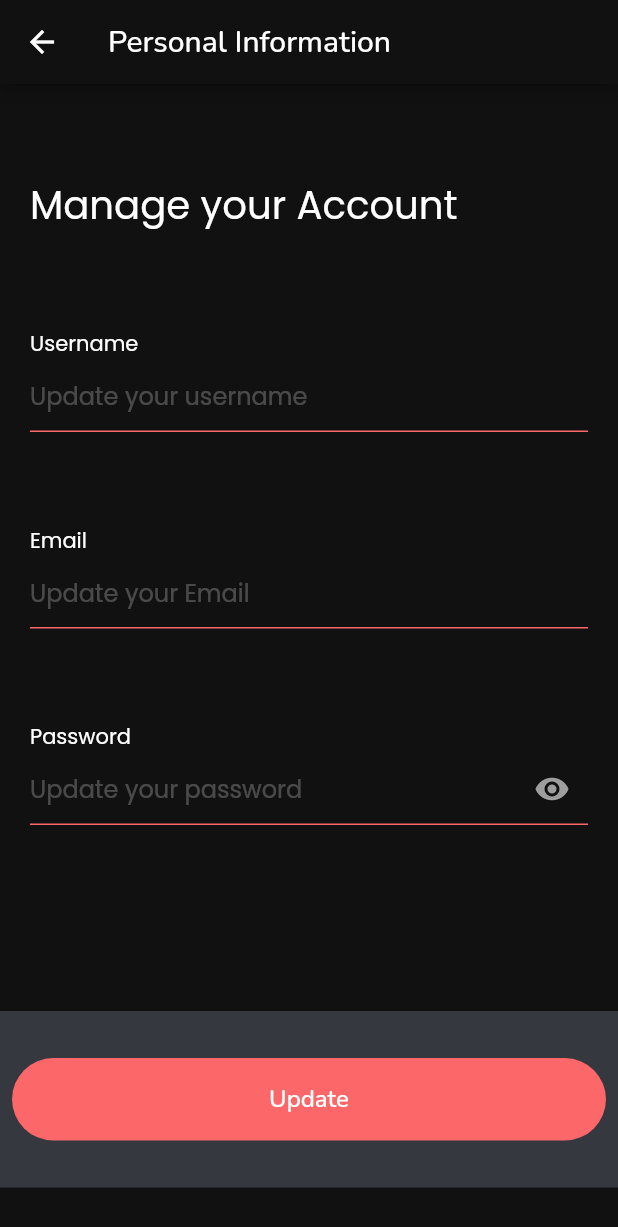
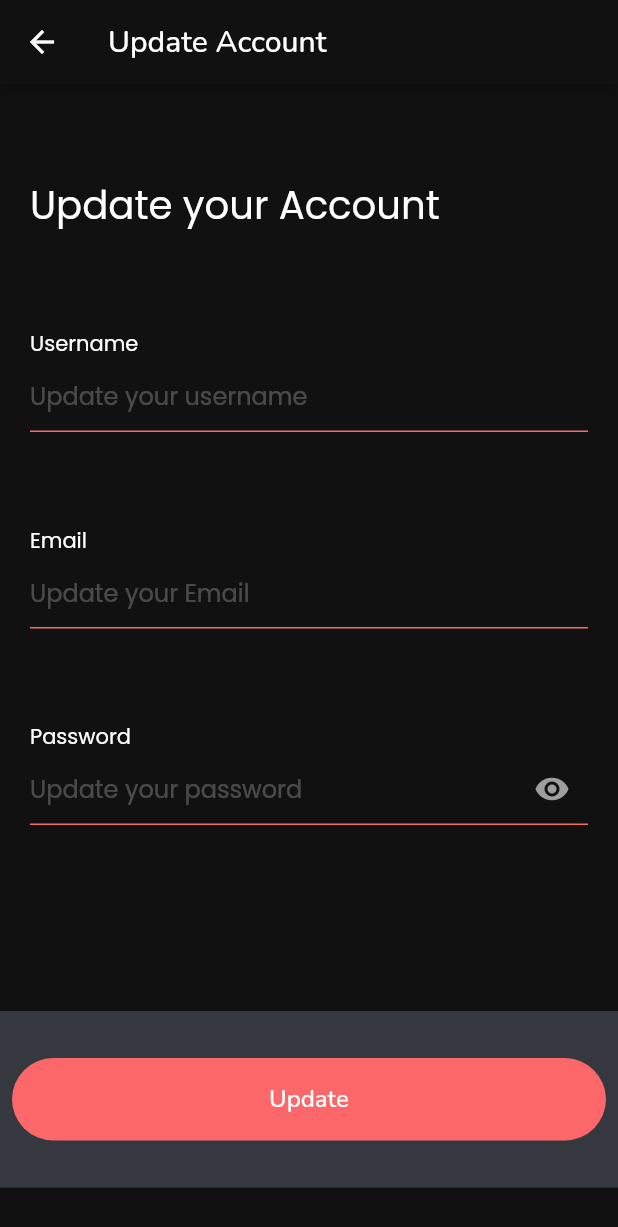
Before and after one commit to anuragkainth/Goose-Marketplace-App, a Flutter app: the UpdateAccPage screen opened directly, on a phone screen of 412 x 824 dp. Shown: the top 1227 px of the screen. Run offline on Flutter 3.47's test engine with Material 2 defaults, Android fonts, the phone set to English and light mode, and no system bars; our stand-ins replace cloud_firestore, email_validator, firebase_auth, firebase_core, get, google_fonts; missing offline and left inert: msh_checkbox; accounts and stored records are empty.

```diff
--- a/lib/pages/account_update_page.dart
+++ b/lib/pages/account_update_page.dart
@@ -45,7 +45,7 @@ class _UpdateAccPageState extends State<UpdateAccPage> {
     return Scaffold(
         appBar: AppBar(
             title: Text(
-              'Personal Information',
+              'Update Account',
               style: GoogleFonts.nunito(
                   textStyle: TextStyle(color: Colors.white)
               ),
@@ -85,7 +85,7 @@ class _UpdateAccPageState extends State<UpdateAccPage> {
                                     Row(
                                       children: [
                                         Text(
-                                          'Manage your Account',
+                                          'Update your Account',
                                           style: GoogleFonts.poppins(
                                               textStyle: TextStyle(
                                                 color: Colors.white,
```
Also changed, not shown: 1 other file.
